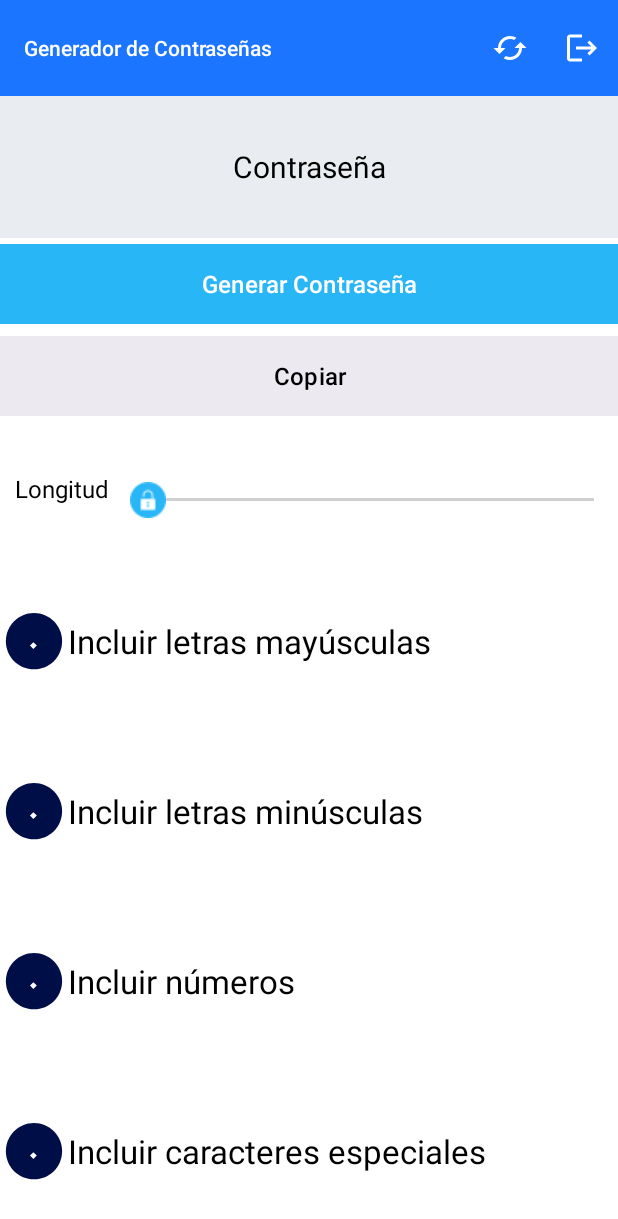
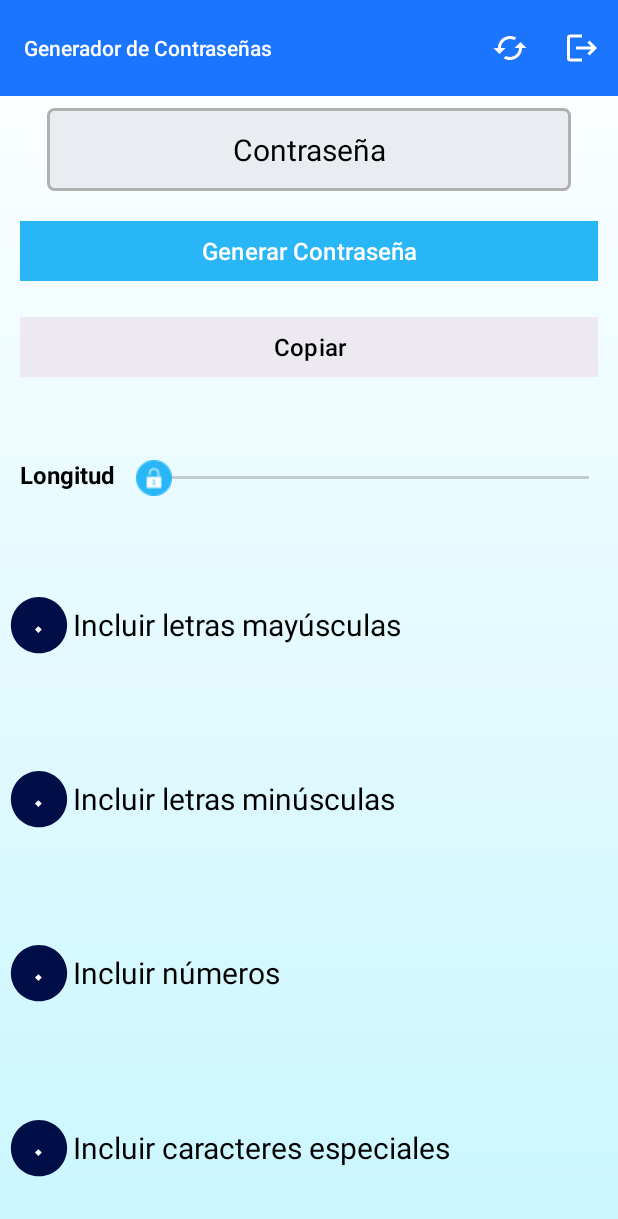
Before and after one commit to MichaelC27/Password_Generator, an Android app: the screen it shows after launch (MainActivity), on a phone screen of 412 x 824 dp. Shown: the top 1219 px of the screen. Run offline under Robolectric (Android 15) with nearby library versions, the light colour scheme and no system bars.

Commit message:
cambio del backgraund a un gradiente y ajustes de posiciones de los objetos

```diff
--- /dev/null
+++ b/app/src/main/res/drawable/border_background.xml
@@ -0,0 +1,13 @@
+<?xml version="1.0" encoding="utf-8"?>
+<shape xmlns:android="http://schemas.android.com/apk/res/android">
+    <solid android:color="@color/backgraund_password" /> <!-- Color de fondo del TextView -->
+    <stroke
+        android:width="2dp"
+        android:color="#B0B0B0" /> <!-- Color del borde gris -->
+    <corners android:radius="4dp" /> <!-- Esquinas redondeadas opcionales -->
+    <padding
+        android:left="5dp"
+        android:top="5dp"
+        android:right="5dp"
+        android:bottom="5dp" /> <!-- Relleno interno opcional -->
+</shape>
--- /dev/null
+++ b/app/src/main/res/drawable/gradient_background.xml
@@ -0,0 +1,12 @@
+<?xml version="1.0" encoding="utf-8"?>
+<layer-list xmlns:android="http://schemas.android.com/apk/res/android">
+    <item>
+        <shape android:shape="rectangle">
+            <gradient
+                android:angle="90"
+                android:startColor="#caf6ff"
+                android:endColor="#ffffff"
+                android:type="linear" />
+        </shape>
+    </item>
+</layer-list>
--- a/app/src/main/res/layout/activity_main.xml
+++ b/app/src/main/res/layout/activity_main.xml
@@ -10,7 +10,7 @@
     <LinearLayout
         android:layout_width="match_parent"
         android:layout_height="match_parent"
-        android:background="@color/white"
+        android:background="@drawable/gradient_background"
         android:orientation="vertical">
 
         <androidx.appcompat.widget.Toolbar
@@ -29,60 +29,99 @@
             android:layout_height="match_parent"
             android:orientation="vertical">
 
+            <TableRow
+                android:layout_width="match_parent"
+                android:layout_height="wrap_content"
+                android:paddingLeft="16dp"
+                android:paddingRight="16dp"
+                android:paddingTop="8dp"
+                android:paddingBottom="8dp">
+
                 <TextView
                     android:id="@+id/lbl_password"
+                    android:layout_width="0dp"
+                    android:layout_height="wrap_content"
+                    android:layout_weight="1"
+                    android:background="@drawable/border_background"
+                    android:gravity="center"
+                    android:padding="14dp"
+                    android:text="Contraseña"
+                    android:textColor="@color/black"
+                    android:textSize="20sp"
+                    android:layout_marginStart="15dp"
+                    android:layout_marginEnd="15dp"/>
+            </TableRow>
+
+
+            <TableRow
                 android:layout_width="match_parent"
                 android:layout_height="wrap_content"
-                android:layout_weight="5"
-                android:background="@color/backgraund_password"
-                android:gravity="center"
-                android:text="Contraseña"
-                android:textColor="@color/black"
-                android:textSize="20sp" />
+                android:paddingLeft="3dp"
+                android:paddingRight="3dp"
+                android:paddingTop="8dp"
+                android:paddingBottom="8dp">
 
                 <Button
                     android:id="@+id/btn_generar"
-                android:layout_width="match_parent"
+                    android:layout_width="0dp"
                     android:layout_height="wrap_content"
                     android:layout_weight="1"
                     android:backgroundTint="@color/btn_generar"
                     android:text="@string/btn_texto"
                     android:textColor="@color/white"
                     android:textSize="16sp"
+                    android:layout_marginStart="10dp"
+                    android:layout_marginEnd="10dp"
                     app:cornerRadius="0dp" />
+            </TableRow>
+
+            <TableRow
+                android:layout_width="match_parent"
+                android:layout_height="wrap_content"
+                android:paddingLeft="3dp"
+                android:paddingRight="3dp"
+                android:paddingTop="8dp"
+                android:paddingBottom="8dp">
 
                 <Button
                     android:id="@+id/btn_Copiar"
-                android:layout_width="match_parent"
+                    android:layout_width="0dp"
                     android:layout_height="wrap_content"
                     android:layout_weight="1"
                     android:backgroundTint="@color/btn_copiar"
                     android:text="@string/btn_copiar"
                     android:textColor="@color/black"
                     android:textSize="16sp"
+                    android:layout_marginStart="10dp"
+                    android:layout_marginEnd="10dp"
                     app:cornerRadius="0dp" />
+            </TableRow>
+
 
             <TableRow
                 android:layout_width="match_parent"
                 android:layout_height="wrap_content"
-                android:layout_weight="5">
+                android:layout_weight="5"
+                android:paddingLeft="3dp"
+                android:paddingRight="3dp">
 
                 <TextView
                     android:id="@+id/textView3"
                     android:layout_width="wrap_content"
                     android:layout_height="wrap_content"
                     android:layout_gravity="center"
+                    android:layout_marginTop="5dp"
                     android:paddingLeft="10dp"
                     android:paddingRight="10dp"
                     android:text="@string/longitud"
                     android:textColor="@color/black"
-                    android:textSize="16sp" />
+                    android:textSize="16sp"
+                    android:textStyle="bold" />
 
                 <LinearLayout
                     android:layout_width="match_parent"
                     android:layout_height="match_parent"
-                    android:orientation="vertical"
-                   >
+                    android:orientation="vertical">
 
                     <TextView
                         android:id="@+id/lbl_seekbar"
@@ -113,6 +152,16 @@
 
             </TableRow>
 
+            <TableRow
+                android:layout_width="match_parent"
+                android:layout_height="wrap_content"
+                android:layout_weight="4"
+                android:gravity="center"
+                android:paddingLeft="3dp"
+                android:paddingTop="8dp"
+                android:paddingRight="3dp"
+                android:paddingBottom="8dp">
+
                 <LinearLayout
                     android:layout_width="match_parent"
                     android:layout_height="wrap_content"
@@ -132,12 +181,26 @@
                         android:id="@+id/textView"
                         android:layout_width="293dp"
                         android:layout_height="match_parent"
-                    android:layout_weight="1"
                         android:gravity="center_vertical"
                         android:text="@string/opcion_1"
                         android:textColor="@color/black"
-                    android:textSize="22sp" />
+                        android:textSize="20sp" />
+
+                    <TableRow
+                        android:layout_width="match_parent"
+                        android:layout_height="match_parent" />
                 </LinearLayout>
+            </TableRow>
+
+            <TableRow
+                android:layout_width="match_parent"
+                android:layout_height="wrap_content"
+                android:layout_weight="4"
+                android:gravity="center"
+                android:paddingLeft="3dp"
+                android:paddingTop="8dp"
+                android:paddingRight="3dp"
+                android:paddingBottom="8dp">>
 
                 <LinearLayout
                     android:layout_width="match_parent"
@@ -158,12 +221,22 @@
                         android:id="@+id/textView2"
                         android:layout_width="wrap_content"
                         android:layout_height="match_parent"
-                    android:layout_weight="1"
                         android:gravity="center_vertical"
                         android:text="@string/opcion_2"
                         android:textColor="@color/black"
-                    android:textSize="22sp" />
+                        android:textSize="20sp" />
                 </LinearLayout>
+            </TableRow>
+
+            <TableRow
+                android:layout_width="match_parent"
+                android:layout_height="wrap_content"
+                android:layout_weight="4"
+                android:gravity="center"
+                android:paddingLeft="3dp"
+                android:paddingTop="8dp"
+                android:paddingRight="3dp"
+                android:paddingBottom="8dp">>
 
                 <LinearLayout
                     android:layout_width="match_parent"
@@ -184,12 +257,22 @@
                         android:id="@+id/textView4"
                         android:layout_width="wrap_content"
                         android:layout_height="match_parent"
-                    android:layout_weight="1"
                         android:gravity="center_vertical"
                         android:text="@string/opcion_3"
                         android:textColor="@color/black"
-                    android:textSize="22sp" />
+                        android:textSize="20sp" />
                 </LinearLayout>
+            </TableRow>
+
+            <TableRow
+                android:layout_width="match_parent"
+                android:layout_height="wrap_content"
+                android:layout_weight="4"
+                android:gravity="center"
+                android:paddingLeft="3dp"
+                android:paddingTop="8dp"
+                android:paddingRight="3dp"
+                android:paddingBottom="8dp">>
 
                 <LinearLayout
                     android:layout_width="match_parent"
@@ -210,15 +293,20 @@
                         android:id="@+id/textView5"
                         android:layout_width="wrap_content"
                         android:layout_height="match_parent"
-                    android:layout_weight="1"
                         android:gravity="center_vertical"
                         android:text="@string/opcion_4"
                         android:textColor="@color/black"
-                    android:textSize="22sp" />
+                        android:textSize="20sp" />
                 </LinearLayout>
+            </TableRow>
 
 
         </LinearLayout>
 
     </LinearLayout>
+
+    <TableRow
+        android:layout_width="match_parent"
+        android:layout_height="match_parent" />
+
 </androidx.constraintlayout.widget.ConstraintLayout>
```
Lines whose indentation alone changed are shown as unchanged.
